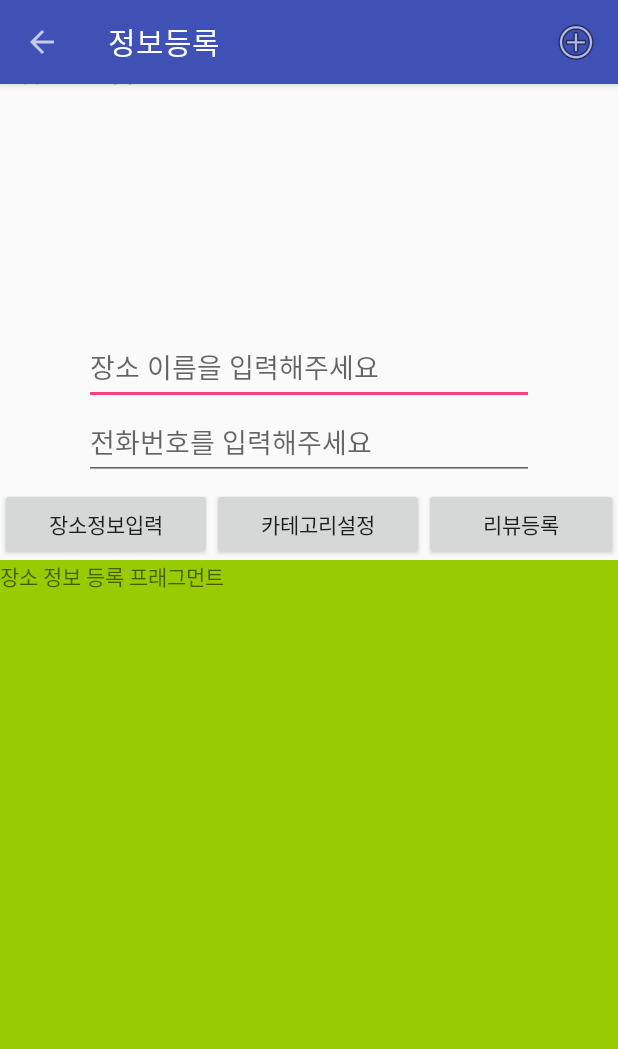
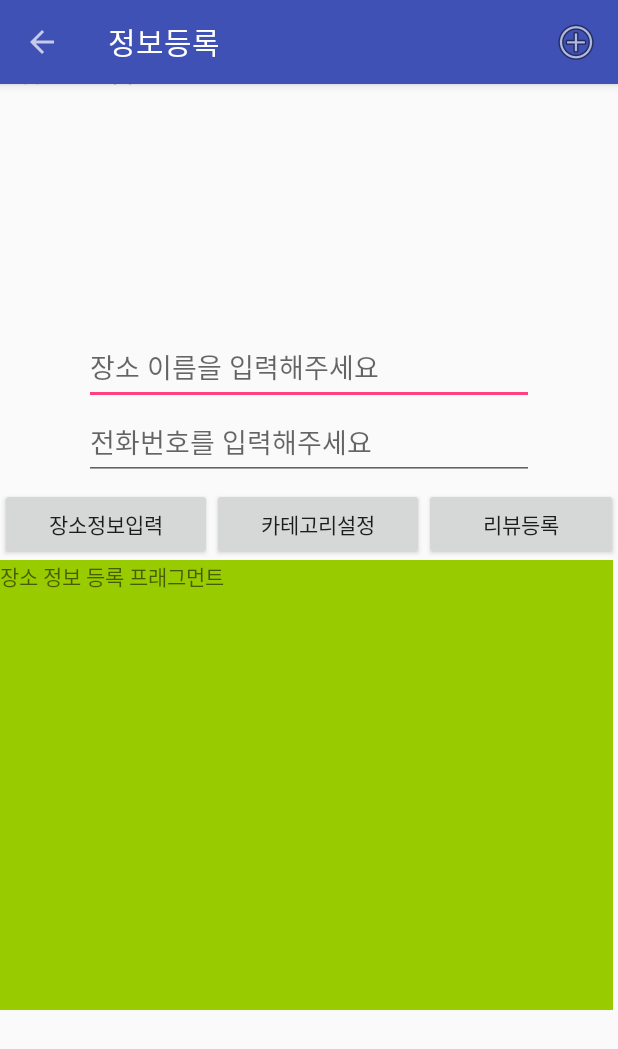
Before and after one commit to 2018bottomUpProject/User-participating-service-apps, an Android app: the fragment AddReviewFragment placed in its activity, after a tap on "장소정보입력", on a phone screen of 412 x 824 dp. Shown: the top 1049 px of the screen. Run offline under Robolectric (Android 15) with nearby library versions, the phone set to English and light mode, and no system bars.

Commit message:
add scrollview

```diff
--- a/UPSA/app/src/main/java/com/project/bottomup/upsa/AddCategoryFragment.java
+++ b/UPSA/app/src/main/java/com/project/bottomup/upsa/AddCategoryFragment.java
@@ -3,15 +3,17 @@ package com.project.bottomup.upsa;
 import android.content.Context;
 import android.net.Uri;
 import android.os.Bundle;
+import android.support.annotation.Nullable;
 import android.support.v4.app.Fragment;
 import android.view.LayoutInflater;
 import android.view.View;
 import android.view.ViewGroup;
 
 public class AddCategoryFragment extends Fragment {
+    @Nullable
     @Override
-    public View onCreateView(LayoutInflater inflater, ViewGroup container,
-                             Bundle savedInstanceState) {
+    public View onCreateView(LayoutInflater inflater, @Nullable ViewGroup container,
+                             @Nullable Bundle savedInstanceState) {
         // Inflate the layout for this fragment
         return inflater.inflate(R.layout.fragment_add_category, container, false);
     }
--- a/UPSA/app/src/main/java/com/project/bottomup/upsa/AddInfoFragment.java
+++ b/UPSA/app/src/main/java/com/project/bottomup/upsa/AddInfoFragment.java
@@ -3,6 +3,7 @@ package com.project.bottomup.upsa;
 import android.content.Context;
 import android.net.Uri;
 import android.os.Bundle;
+import android.support.annotation.Nullable;
 import android.support.v4.app.Fragment;
 import android.view.LayoutInflater;
 import android.view.View;
@@ -10,9 +11,10 @@ import android.view.ViewGroup;
 
 
 public class AddInfoFragment extends Fragment {
+    @Nullable
     @Override
-    public View onCreateView(LayoutInflater inflater, ViewGroup container,
-                             Bundle savedInstanceState) {
+    public View onCreateView(LayoutInflater inflater, @Nullable ViewGroup container,
+                             @Nullable Bundle savedInstanceState) {
         // Inflate the layout for this fragment
         return inflater.inflate(R.layout.fragment_add_info, container, false);
     }
--- a/UPSA/app/src/main/java/com/project/bottomup/upsa/AddReviewFragment.java
+++ b/UPSA/app/src/main/java/com/project/bottomup/upsa/AddReviewFragment.java
@@ -3,6 +3,7 @@ package com.project.bottomup.upsa;
 import android.content.Context;
 import android.net.Uri;
 import android.os.Bundle;
+import android.support.annotation.Nullable;
 import android.support.v4.app.Fragment;
 import android.view.LayoutInflater;
 import android.view.View;
@@ -10,9 +11,10 @@ import android.view.ViewGroup;
 
 
 public class AddReviewFragment extends Fragment {
+    @Nullable
     @Override
-    public View onCreateView(LayoutInflater inflater, ViewGroup container,
-                             Bundle savedInstanceState) {
+    public View onCreateView(LayoutInflater inflater, @Nullable ViewGroup container,
+                             @Nullable Bundle savedInstanceState) {
         // Inflate the layout for this fragment
         return inflater.inflate(R.layout.fragment_add_review, container, false);
     }
--- a/UPSA/app/src/main/java/com/project/bottomup/upsa/MainActivity.java
+++ b/UPSA/app/src/main/java/com/project/bottomup/upsa/MainActivity.java
@@ -127,7 +127,6 @@ public class MainActivity extends AppCompatActivity implements OnMapReadyCallbac
                 markerOptions.position(latLng); //마커위치설정
                 markerOptions.title("장소를 등록해주세요");
                 map.clear(); //맵 초기화
-                map.animateCamera(CameraUpdateFactory.newLatLng(latLng));   // 마커생성위치로 이동
                 map.addMarker(markerOptions); //마커 생성
                 show();
             }
--- a/UPSA/app/src/main/res/layout/activity_add.xml
+++ b/UPSA/app/src/main/res/layout/activity_add.xml
@@ -69,12 +69,28 @@
             android:text="리뷰등록"/>
     </LinearLayout>
 
-    <fragment
-        android:name="com.project.bottomup.upsa.AddCategoryFragment"
+    <ScrollView
         android:layout_width="match_parent"
-        android:layout_height="match_parent"
-        android:id="@+id/childfragment"
-        android:layout_centerHorizontal="true"
-        android:layout_below="@+id/layout"/>
+        android:layout_height="wrap_content"
+        android:layout_below="@+id/layout"
+        android:layout_centerVertical="true"
+        android:layout_centerHorizontal="true">
+
+        <LinearLayout
+            android:orientation="vertical"
+            android:layout_width="match_parent"
+            android:layout_height="match_parent"
+            android:paddingRight="5px" >
+
+            <fragment
+                android:name="com.project.bottomup.upsa.AddCategoryFragment"
+                android:layout_width="match_parent"
+                android:layout_height="300dip"
+                android:id="@+id/childfragment"
+                android:layout_gravity="center"
+                />
+        </LinearLayout>
+
+    </ScrollView>
 
 </RelativeLayout>
```
